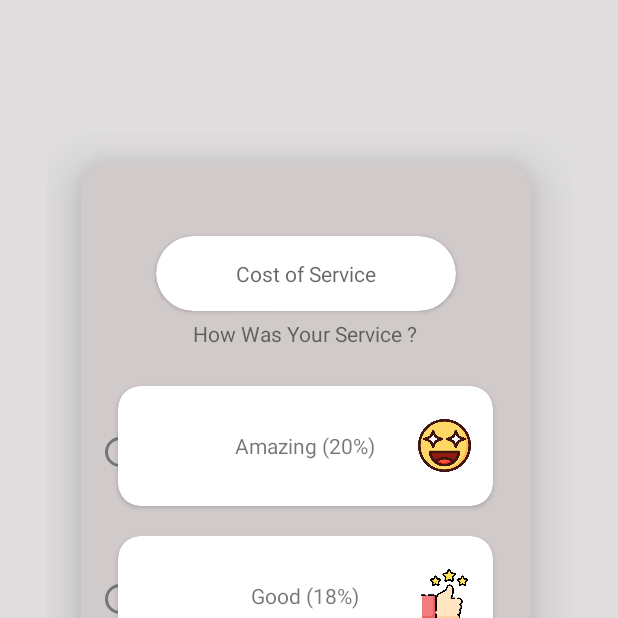
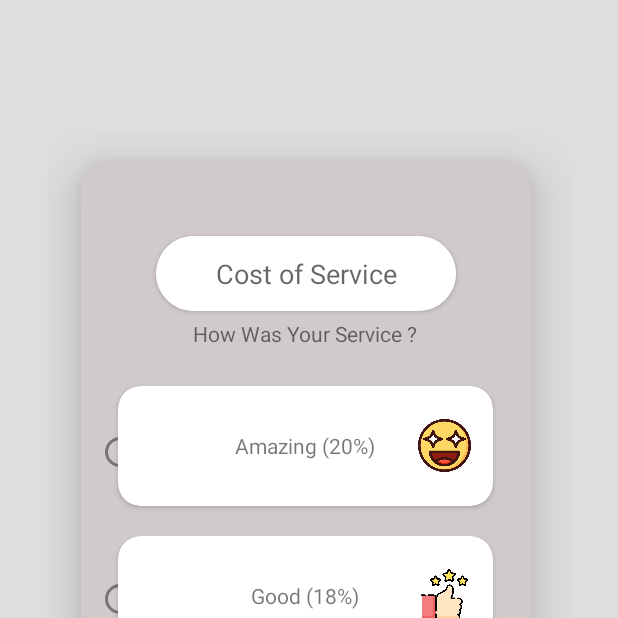
Before and after one commit to IrvanWijayaSardam/ChallengeChapterTwo, an Android app: the screen it shows after launch (MainActivity), on a phone screen of 412 x 824 dp, the top half of it. Run offline under Robolectric (Android 15) with nearby library versions, the phone set to English and light mode, and no system bars.

Commit message:
Updating edt Cost of Service so it can be used as currency format

```diff
--- a/app/src/main/java/com/irvanw/challengechaptertwo/MainActivity.kt
+++ b/app/src/main/java/com/irvanw/challengechaptertwo/MainActivity.kt
@@ -2,9 +2,13 @@ package com.irvanw.challengechaptertwo
 
 import androidx.appcompat.app.AppCompatActivity
 import android.os.Bundle
+import android.text.Editable
+import android.text.TextWatcher
 import android.widget.*
 import androidx.cardview.widget.CardView
 import androidx.core.view.isVisible
+import java.lang.ref.WeakReference
+import java.text.DecimalFormat
 
 class MainActivity : AppCompatActivity() {
     override fun onCreate(savedInstanceState: Bundle?) {
@@ -26,7 +30,9 @@ class MainActivity : AppCompatActivity() {
         val selectedGood : ImageView = findViewById(R.id.ivGood)
         val selectedOk : ImageView = findViewById(R.id.ivOk)
 
+        val edtMoney : EditText = findViewById(R.id.edtCOS)
 
+        edtMoney.setMaskingMoney("Rp. ")
 
         cvBtnSatu.setOnClickListener{
             selectedGood.isVisible = false
@@ -57,7 +63,31 @@ class MainActivity : AppCompatActivity() {
                 selectedOk.isVisible = true
             }
         }
+    }
+    interface MyTextWatcher: TextWatcher {
+        override fun onTextChanged(p0: CharSequence?, p1: Int, p2: Int, p3: Int) {}
+        override fun beforeTextChanged(p0: CharSequence?, p1: Int, p2: Int, p3: Int) {}
+    }
+
+    fun String.monetize(): String = if (this.isEmpty()) "0"
+    else DecimalFormat("#,###").format(this.replace("[^\\d]".toRegex(),"").toLong())
+
+    fun EditText.setMaskingMoney(currencyText: String) {
+        this.addTextChangedListener(object: MyTextWatcher{
+            val editTextWeakReference: WeakReference<EditText> = WeakReference<EditText>(this@setMaskingMoney)
+            override fun afterTextChanged(editable: Editable?) {
+                val editText = editTextWeakReference.get() ?: return
+                val s = editable.toString()
+                editText.removeTextChangedListener(this)
+                val cleanString = s.replace("[Rp,. ]".toRegex(), "")
+                val newval = currencyText + cleanString.monetize()
+
+                editText.setText(newval)
+                editText.setSelection(newval.length)
+                editText.addTextChangedListener(this)
+            }
+        })
+    }
 
 
-    }
 }
--- a/app/src/main/res/layout/activity_main.xml
+++ b/app/src/main/res/layout/activity_main.xml
@@ -43,11 +43,14 @@
                 android:layout_gravity="center_horizontal"
                 app:cardCornerRadius="25dp"
                 >
-                <TextView
+                <EditText
+                    android:id="@+id/edtCOS"
                     android:layout_width="match_parent"
                     android:layout_height="match_parent"
+                    android:gravity="center"
                     android:hint="Cost of Service"
-                    android:gravity="center"
+                    android:inputType="number"
+                    android:background="@color/white"
                     />
             </androidx.cardview.widget.CardView>
             <TextView
@@ -62,10 +65,10 @@
                 android:id="@+id/rGroup"
                 android:layout_width="match_parent"
                 android:layout_height="match_parent"
-                android:layout_marginTop="70dp"
+                android:layout_marginTop="100dp"
                 >
                 <RadioButton
-                    android:layout_marginTop="100dp"
+                    android:layout_marginTop="70dp"
                     android:id="@+id/rbInsideSatu"
                     android:layout_width="wrap_content"
                     android:layout_height="wrap_content"
```
